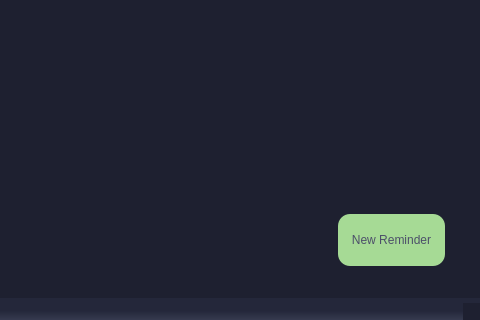
Before: the Qt Designer form ui/app.ui in DzKInShO2/pv25-miniproject-mytodolist, drawn with Qt 5; both pictures show x 800 to 1280 and y 400 to 720 of the 1280 by 720 pixel window.
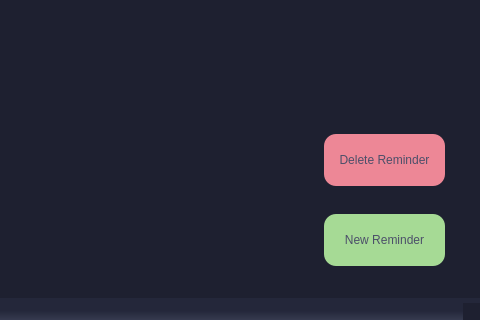
After: the same form once the commit is applied. The open tabs and pages were chosen to show the change.

Commit message: Almost complete UI

The edit to the form file:
```diff
--- a/ui/app.ui
+++ b/ui/app.ui
@@ -134,6 +134,19 @@
 
 QListWidget {
 	padding: 10px;
+}
+
+QListWidget::item {
+    margin: 5px;
+    padding: 8px;
+    border-radius: 5px;
+	background-color: #363a4f;
+}
+QListWidget::item:selected {
+    background-color: #5b6078;
+}
+QListWidget::item:hover {
+    color: #b7bdf8;
 }</string>
   </property>
   <widget class="QWidget" name="centralwidget">
@@ -218,22 +231,12 @@
          </widget>
         </widget>
         <widget class="QWidget" name="reminderPage">
-         <widget class="QListWidget" name="reminderList">
-          <property name="geometry">
-           <rect>
-            <x>0</x>
-            <y>0</y>
-            <width>1021</width>
-            <height>661</height>
-           </rect>
-          </property>
-         </widget>
          <widget class="QPushButton" name="newReminderButton">
           <property name="geometry">
            <rect>
-            <x>900</x>
+            <x>886</x>
             <y>580</y>
-            <width>107</width>
+            <width>121</width>
             <height>52</height>
            </rect>
           </property>
@@ -241,6 +244,42 @@
            <string>New Reminder</string>
           </property>
          </widget>
+         <widget class="QWidget" name="verticalLayoutWidget_3">
+          <property name="geometry">
+           <rect>
+            <x>-1</x>
+            <y>-1</y>
+            <width>1031</width>
+            <height>661</height>
+           </rect>
+          </property>
+          <layout class="QVBoxLayout" name="reminderList"/>
+         </widget>
+         <widget class="QPushButton" name="deleteReminderButton">
+          <property name="geometry">
+           <rect>
+            <x>886</x>
+            <y>500</y>
+            <width>121</width>
+            <height>52</height>
+           </rect>
+          </property>
+          <property name="styleSheet">
+           <string notr="true">QPushButton {
+	background-color: rgb(237, 135, 150);
+}
+
+QPushButton:hover {
+	background-color:  #d20f39;
+}</string>
+          </property>
+          <property name="text">
+           <string>Delete Reminder</string>
+          </property>
+         </widget>
+         <zorder>verticalLayoutWidget_3</zorder>
+         <zorder>deleteReminderButton</zorder>
+         <zorder>newReminderButton</zorder>
         </widget>
        </widget>
       </item>
```
The commit also changes 2 other files.
